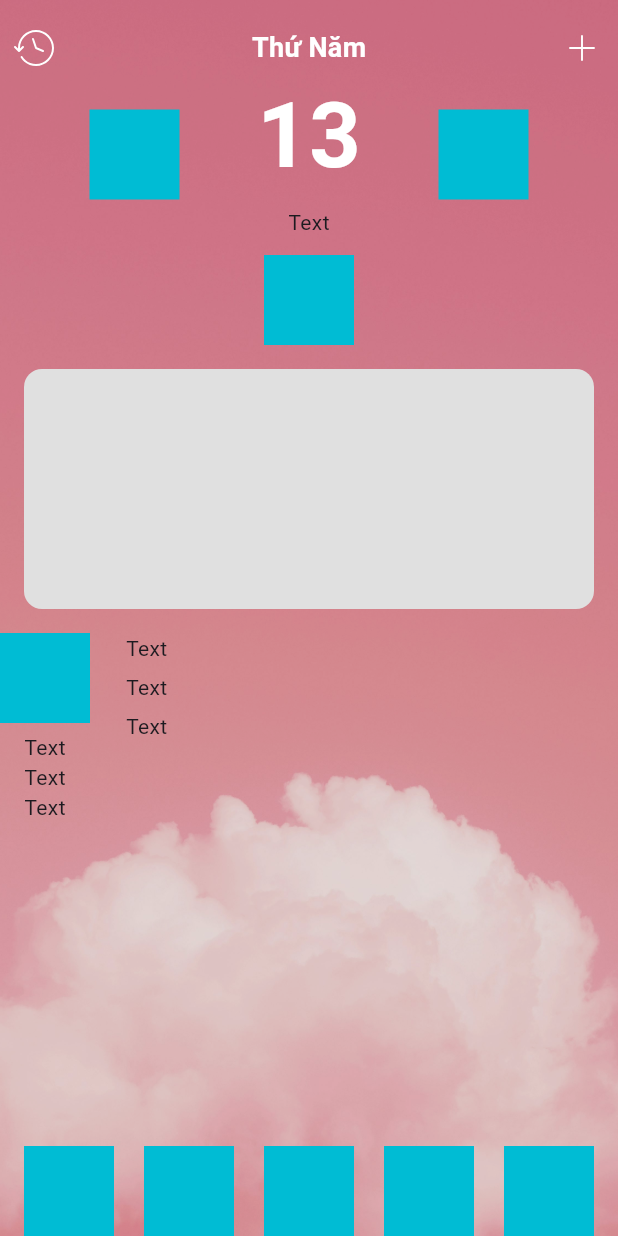
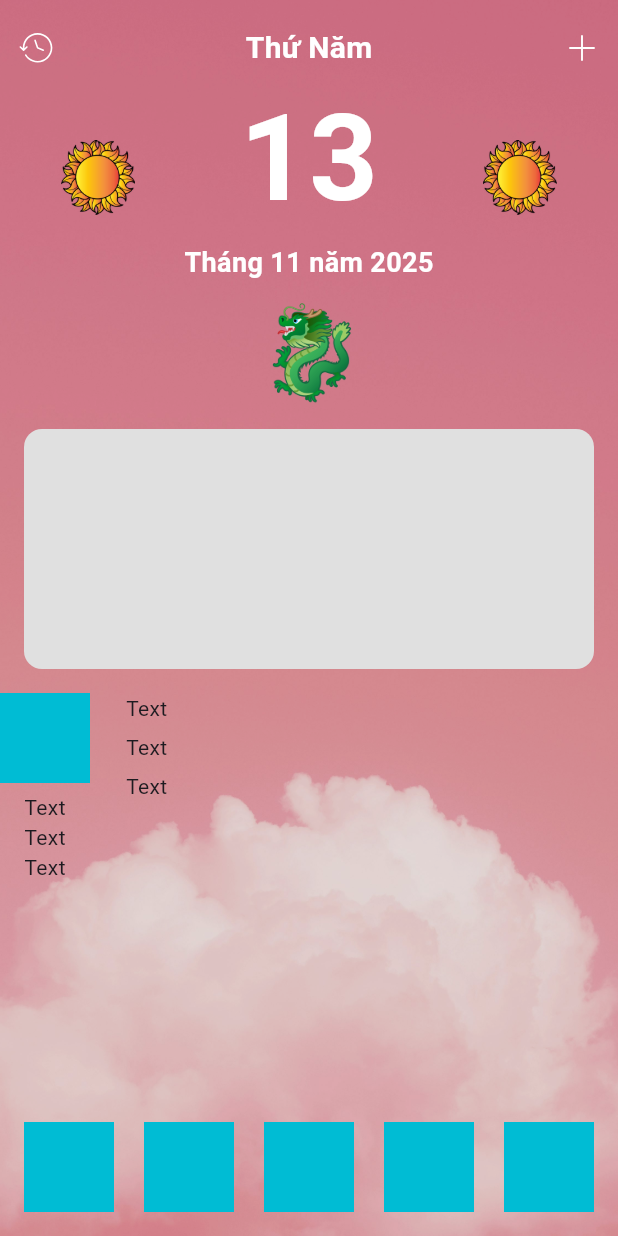
Before and after one commit to vickygaugau/newtuvi, a Flutter app: the screen it shows after launch, on a phone screen of 412 x 824 dp. Run offline on Flutter 3.47's test engine with Material 3 defaults, Android fonts, the phone set to English and light mode, and no system bars; our stand-ins replace flutter_svg; missing offline and left inert: lunar_calendar_plus.

Commit message:
String getThangNamString() {     return "Tháng ${solarDate.month} năm ${solarDate.year}";   }

```diff
--- a/sieutuvi/lib/screens/dashboard_screen.dart
+++ b/sieutuvi/lib/screens/dashboard_screen.dart
@@ -43,6 +43,7 @@ class _DashboardScreenState extends State<DashboardScreen> {
               _buildMiddleSection(),
               Spacer(),
               _buildBottomBar(),
+              const SizedBox(height: 16),
             ],
           ),
         ],
@@ -71,6 +72,7 @@ class _DashboardScreenState extends State<DashboardScreen> {
       padding: const EdgeInsets.fromLTRB(8, 0, 8, 0),
       child: Column(
         children: [
+          // + Thứ 6
           Row(
             mainAxisAlignment: MainAxisAlignment.spaceBetween,
             children: [
@@ -81,12 +83,13 @@ class _DashboardScreenState extends State<DashboardScreen> {
                   width: 32,
                   height: 32,
                   fit: BoxFit.fill,
+                  color: Colors.white,
                 ),
               ),
               Text(
                 viewModel.todayData?.lichDuongThu ?? "",
                 style: TextStyle(
-                  fontSize: 18,
+                  fontSize: 20,
                   color: Colors.white,
                   fontWeight: FontWeight.bold,
                 ),
@@ -103,12 +106,19 @@ class _DashboardScreenState extends State<DashboardScreen> {
               ),
             ],
           ),
+          // Icon Ngày Tháng Icon
           Row(
             mainAxisAlignment: MainAxisAlignment.spaceEvenly,
+            crossAxisAlignment: CrossAxisAlignment.center,
             children: [
               InkWell(
                 onTap: () {},
-                child: Container(color: Colors.cyan, width: 60, height: 60),
+                child: Image.asset(
+                  AppAssets.iconSun,
+                  fit: BoxFit.contain,
+                  width: 50,
+                  height: 50,
+                ),
               ),
               Column(
                 children: [
@@ -117,26 +127,42 @@ class _DashboardScreenState extends State<DashboardScreen> {
                     child: Text(
                       viewModel.solarDate.day.toString(),
                       style: TextStyle(
-                        fontSize: 60,
+                        fontSize: 80,
                         color: Colors.white,
                         fontWeight: FontWeight.bold,
                       ),
                     ),
                   ),
-                  const SizedBox(height: 4),
-                  const Text("Text"),
+                  Text(
+                    viewModel.getThangNamString(),
+                    style: TextStyle(
+                      fontSize: 18,
+                      color: Colors.white,
+                      fontWeight: FontWeight.bold,
+                    ),
+                  ),
                 ],
               ),
               InkWell(
                 onTap: () {},
-                child: Container(color: Colors.cyan, width: 60, height: 60),
+                child: Image.asset(
+                  AppAssets.iconSun,
+                  fit: BoxFit.contain,
+                  width: 50,
+                  height: 50,
+                ),
               ),
             ],
           ),
           const SizedBox(height: 12),
           InkWell(
             onTap: () {},
-            child: Container(color: Colors.cyan, width: 60, height: 60),
+            child: Image.asset(
+              AppAssets.iconConGiap,
+              fit: BoxFit.contain,
+              width: 70,
+              height: 70,
+            ),
           ),
         ],
       ),
--- a/sieutuvi/lib/values/app_assets.dart
+++ b/sieutuvi/lib/values/app_assets.dart
@@ -1,9 +1,14 @@
 class AppAssets {
+  // PATH
   static const String iconPath = 'assets/icons/';
   static const String imagePath = 'assets/images/';
 
+  // SVG
   static const String iconHistory = '${iconPath}ic_history.svg';
   static const String iconPlus = '${iconPath}ic_plus.svg';
 
+  // PNG JPEG
+  static const String iconSun = '${imagePath}ic_sun.png';
+  static const String iconConGiap = '${imagePath}ic_congiap.png';
   static const String bg = '${imagePath}bg.jpeg';
 }
--- a/sieutuvi/lib/viewmodels/dashboard_viewmodel.dart
+++ b/sieutuvi/lib/viewmodels/dashboard_viewmodel.dart
@@ -21,6 +21,10 @@ class DashboardViewModel extends ChangeNotifier {
     notifyListeners(); // UI rebuild ngay
   }
 
+  String getThangNamString() {
+    return "Tháng ${solarDate.month} năm ${solarDate.year}";
+  }
+
   void setDate(DateTime solar, LunarDate lunar) {
     solarDate = solar;
     lunarDate = lunar;
```
Also changed, not shown: sieutuvi/assets/icons/ic_history.svg, sieutuvi/assets/images/ic_congiap.png (added), sieutuvi/assets/images/ic_sun.png (added).
